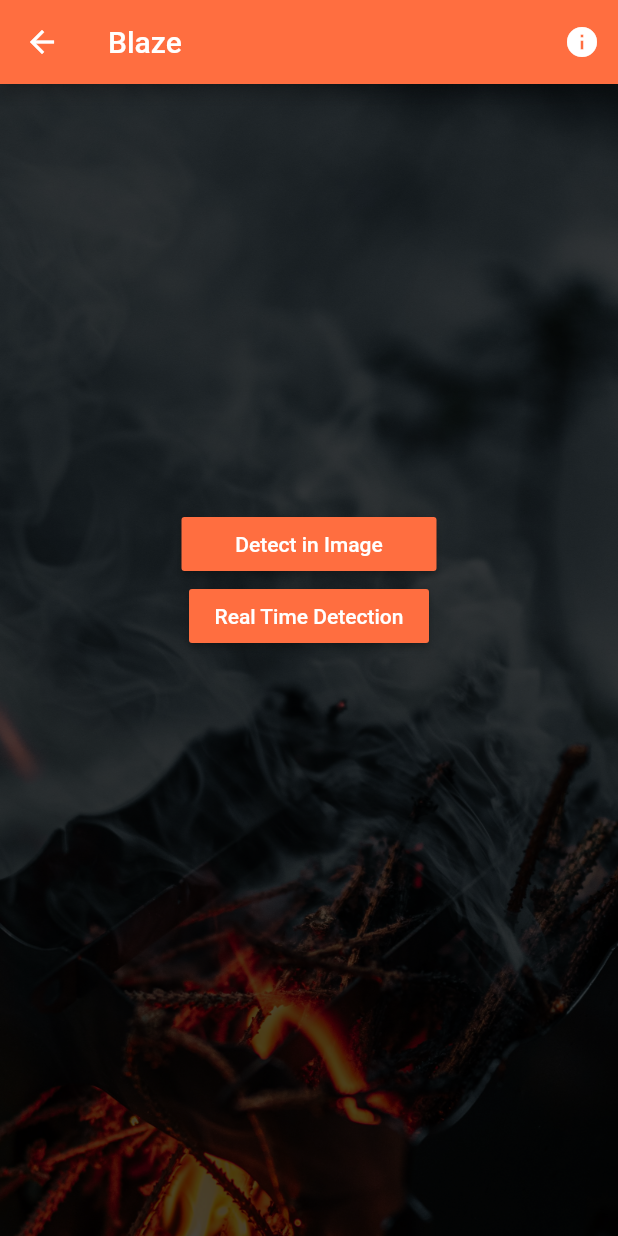
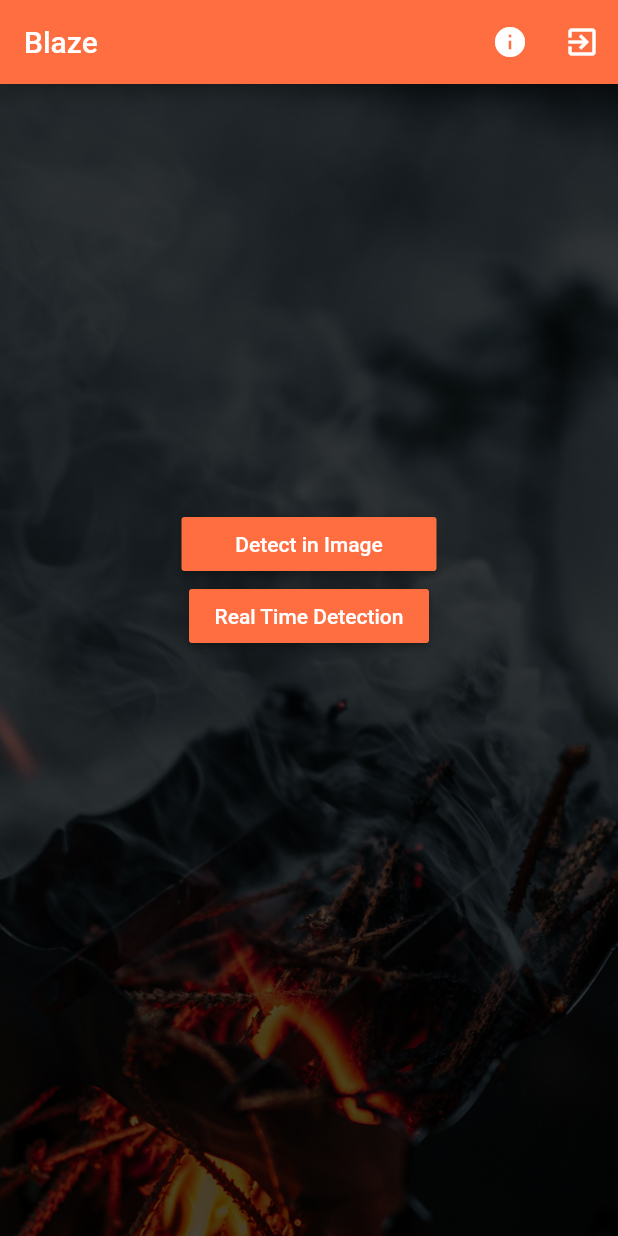
Before and after one commit to vharsh97/blaze_app, a Flutter app: the screen it shows after launch, after a tap on "Sign In", on a phone screen of 412 x 824 dp. Run offline on Flutter 3.47's test engine with Material 2 defaults, Android fonts, the phone set to English and light mode, and no system bars; our stand-ins replace camera, image_picker, shared_preferences; missing offline and left inert: tflite.

Commit message:
Added sign out feature. And refactored home page to maintin code redability.

```diff
--- /dev/null
+++ b/lib/Pages/home_page.dart
@@ -0,0 +1,83 @@
+import 'package:flutter/material.dart';
+import 'package:object_detection/bg-image.dart';
+import 'package:object_detection/utils/Constants.dart';
+
+class MyApp extends StatefulWidget {
+  @override
+  _MyAppState createState() => _MyAppState();
+}
+
+class _MyAppState extends State<MyApp> {
+  @override
+  Widget build(BuildContext context) {
+    return Scaffold(
+      appBar: AppBar(
+        title: Text("Blaze"),
+        actions: <Widget>[
+          IconButton(
+            icon: Icon(Icons.info),
+            onPressed: aboutDialog,
+          ),
+          IconButton(
+              icon: Icon(Icons.exit_to_app),
+              onPressed: () {
+                Constants.prefs.setBool("loggedIn", false);
+                Navigator.pushReplacementNamed(context, "/login");
+              }),
+        ],
+      ),
+      body: Stack(
+        fit: StackFit.expand,
+        children: <Widget>[
+          BgImage(),
+          Padding(
+            padding: const EdgeInsets.all(8.0),
+            child: SingleChildScrollView(
+              child: Column(
+                children: [
+                  SizedBox(height: MediaQuery.of(context).size.height / 3),
+                  ButtonTheme(
+                    buttonColor: Colors.deepOrangeAccent,
+                    minWidth: 170,
+                    child: RaisedButton(
+                      child: Text(
+                        "Detect in Image",
+                        style: TextStyle(color: Colors.white),
+                      ),
+                      onPressed: () {
+                        Navigator.pushNamed(context, "/staticfeed");
+                      },
+                    ),
+                  ),
+                  ButtonTheme(
+                    buttonColor: Colors.deepOrangeAccent,
+                    minWidth: 160,
+                    child: RaisedButton(
+                      child: Text(
+                        "Real Time Detection",
+                        style: TextStyle(color: Colors.white),
+                      ),
+                      onPressed:() {
+                        Navigator.pushNamed(context, "/livefeed");
+                      },
+                    ),
+                  ),
+                ],
+              ),
+            ),
+          ),
+        ],
+      ),
+    );
+  }
+
+  aboutDialog(){
+    showAboutDialog(
+      context: context,
+      applicationName: "Blaze - A Fire and Smoke detector ",
+      applicationLegalese: "By Team Blaze",
+      applicationVersion: "1.0",
+    );
+  }
+
+}
--- a/lib/Pages/login_page.dart
+++ b/lib/Pages/login_page.dart
@@ -1,6 +1,6 @@
 import 'package:flutter/material.dart';
 import 'package:object_detection/bg-image.dart';
-import 'package:object_detection/main.dart';
+import 'package:object_detection/utils/Constants.dart';
 
 class LoginPage extends StatefulWidget {
   @override
@@ -34,6 +34,9 @@ class _LoginPageState extends State<LoginPage> {
                                 children: <Widget>[
                                   TextFormField(
                                     decoration: InputDecoration(
+                                        border: OutlineInputBorder(
+                                          borderRadius: BorderRadius.circular(10.0),
+                                        ),
                                         hintText: "Enter Username",
                                         labelText: "Username"),
                                   ),
@@ -43,6 +46,9 @@ class _LoginPageState extends State<LoginPage> {
                                   TextFormField(
                                     obscureText: true,
                                     decoration: InputDecoration(
+                                      border: OutlineInputBorder(
+                                        borderRadius: BorderRadius.circular(10.0),
+                                      ),
                                       hintText: "Enter Password",
                                       labelText: "Password",
                                     ),
@@ -57,10 +63,8 @@ class _LoginPageState extends State<LoginPage> {
                           padding: const EdgeInsets.all(8.0),
                           child: RaisedButton(
                             onPressed:() {
-                              Navigator.push(context, MaterialPageRoute(
-                                builder: (context) => MyApp(),
-                              ),
-                              );
+                              Constants.prefs.setBool("loggedIn", true);
+                              Navigator.pushReplacementNamed(context, "/home");
                             },
                             child: Text("Sign In"),
                             color: Colors.deepOrangeAccent,
--- a/lib/main.dart
+++ b/lib/main.dart
@@ -1,106 +1,41 @@
 import 'package:camera/camera.dart';
 import 'package:flutter/material.dart';
+import 'package:object_detection/Pages/home_page.dart';
 import 'package:object_detection/Pages/login_page.dart';
 import 'package:object_detection/realtime/live_camera.dart';
 import 'package:object_detection/static%20image/static.dart';
-import 'bg-image.dart';
+import 'package:object_detection/utils/Constants.dart';
+import 'package:shared_preferences/shared_preferences.dart';
+
 
 List<CameraDescription> cameras;
 
 Future<void> main() async {
   // initialize the cameras when the app starts
   WidgetsFlutterBinding.ensureInitialized();
+
+  Constants.prefs = await SharedPreferences.getInstance();
+
   cameras = await availableCameras();
   // running the app
   runApp(
     MaterialApp(
       title: "Blaze",
-      home: LoginPage(),
+      home: Constants.prefs.getBool("loggedIn") == true
+          ? MyApp()
+          : LoginPage(),
       debugShowCheckedModeBanner: false,
       theme: ThemeData(
         primaryColor: Colors.deepOrangeAccent,
         accentColor: Colors.teal,
         textTheme: TextTheme(bodyText2: TextStyle(color: Colors.black26)),
       ),
+      routes: {
+        "/login": (context) => LoginPage(),
+        "/home": (context) => MyApp(),
+        "/livefeed": (context) => LiveFeed(cameras),
+        "/staticfeed": (context) => StaticImage(),
+      },
     )
   );
 }
-class MyApp extends StatefulWidget {
-  @override
-  _MyAppState createState() => _MyAppState();
-}
-
-class _MyAppState extends State<MyApp> {
-  @override
-  Widget build(BuildContext context) {
-    return Scaffold(
-      appBar: AppBar(
-        title: Text("Blaze"),
-        actions: <Widget>[
-          IconButton(
-            icon: Icon(Icons.info),
-            onPressed: aboutDialog,
-          ),
-        ],
-      ),
-      body: Stack(
-        fit: StackFit.expand,
-        children: <Widget>[
-          BgImage(),
-          Padding(
-            padding: const EdgeInsets.all(8.0),
-            child: SingleChildScrollView(
-              child: Column(
-                children: [
-                  SizedBox(height: MediaQuery.of(context).size.height / 3),
-                  ButtonTheme(
-                    buttonColor: Colors.deepOrangeAccent,
-                    minWidth: 170,
-                    child: RaisedButton(
-                      child: Text(
-                        "Detect in Image",
-                        style: TextStyle(color: Colors.white),
-                      ),
-                      onPressed: () {
-                        Navigator.push(context, MaterialPageRoute(
-                          builder: (context) => StaticImage(),
-                        ),
-                        );
-                      },
-                    ),
-                  ),
-                  ButtonTheme(
-                    buttonColor: Colors.deepOrangeAccent,
-                    minWidth: 160,
-                    child: RaisedButton(
-                      child: Text(
-                        "Real Time Detection",
-                        style: TextStyle(color: Colors.white),
-                      ),
-                      onPressed:() {
-                        Navigator.push(context, MaterialPageRoute(
-                          builder: (context) => LiveFeed(cameras),
-                        ),
-                        );
-                      },
-                    ),
-                  ),
-                ],
-              ),
-            ),
-          ),
-        ],
-      ),
-    );
-  }
-
-  aboutDialog(){
-     showAboutDialog(
-      context: context,
-      applicationName: "Blaze - A Fire and Smoke detector ",
-      applicationLegalese: "By Team Blaze",
-      applicationVersion: "1.0",
-    );
-  }
-
-}
--- /dev/null
+++ b/lib/utils/Constants.dart
@@ -0,0 +1,5 @@
+import 'package:shared_preferences/shared_preferences.dart';
+
+class Constants {
+  static SharedPreferences prefs;
+}
--- a/pubspec.yaml
+++ b/pubspec.yaml
@@ -31,6 +31,7 @@ dependencies:
   image_picker: ^0.6.7
   tflite:
   camera: ^0.5.8+7
+  shared_preferences: ^0.5.12+4
 
 dev_dependencies:
   flutter_test:
```
Also changed, not shown: pubspec.lock, 1 other file.
